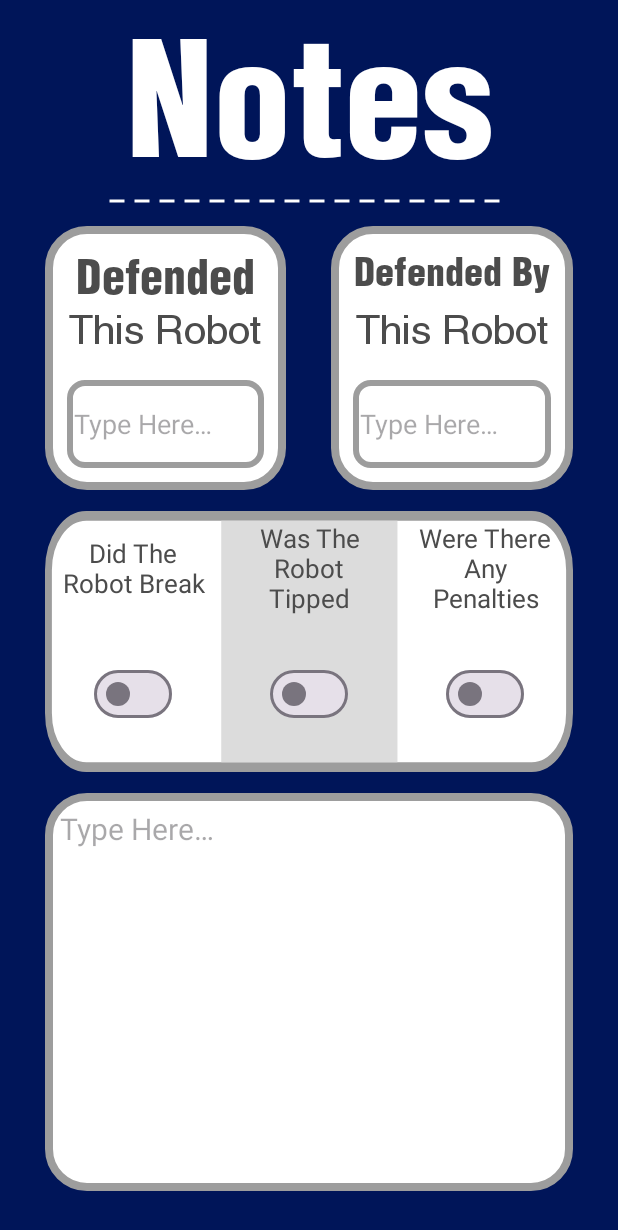
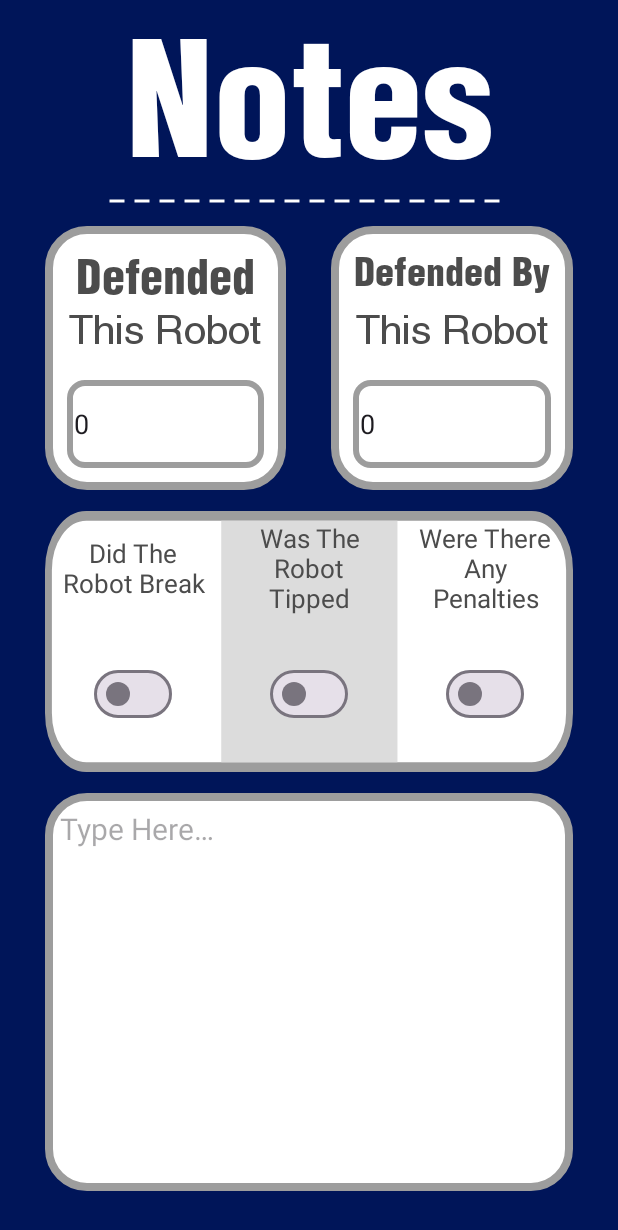
Before and after one commit to MintyLuve/Game-FRO-Scouting, an Android app: the fragment NotesFragment placed in its activity, on a phone screen of 412 x 824 dp. Shown: the top 1230 px of the screen. Run offline under Robolectric (Android 15) with nearby library versions, the phone set to English and light mode, and no system bars.

Commit message:
notes inputs save

```diff
--- a/app/src/main/java/com/fro/gamefroscouting/NotesFragment.java
+++ b/app/src/main/java/com/fro/gamefroscouting/NotesFragment.java
@@ -4,21 +4,104 @@ import android.os.Bundle;
 
 import androidx.fragment.app.Fragment;
 
+import android.text.Editable;
+import android.text.TextWatcher;
+import android.view.KeyEvent;
 import android.view.LayoutInflater;
 import android.view.View;
 import android.view.ViewGroup;
+import android.widget.AdapterView;
+import android.widget.ArrayAdapter;
+import android.widget.AutoCompleteTextView;
+import android.widget.CompoundButton;
+import android.widget.EditText;
+import android.widget.TextView;
+
+import com.google.android.material.materialswitch.MaterialSwitch;
 
 public class NotesFragment extends Fragment {
     //declaring
-    //variable type 1
-
+    //switches
+    MaterialSwitch robot_break;
+    MaterialSwitch robot_tip;
+    MaterialSwitch robot_penalties;
+    //Typable dropdown
+    AutoCompleteTextView defendsType;
+    AutoCompleteTextView defendedType;
+    //notes box
+    EditText typeBox;
 
     @Override
     public View onCreateView(LayoutInflater inflater, ViewGroup container, Bundle savedInstanceState) {
         View rootView = inflater.inflate(R.layout.fragment_notes, container, false);
         //instantiating
-        //variable type 1
+        //typable dropdown
+        defendsType = rootView.findViewById(R.id.defendsType);
+        defendedType = rootView.findViewById(R.id.defendedType);
+        //switches
+        robot_break = rootView.findViewById(R.id.breakSwitch);
+        robot_tip = rootView.findViewById(R.id.tipSwitch);
+        robot_penalties = rootView.findViewById(R.id.penaltiesSwitch);
+        // notes box
+        typeBox = rootView.findViewById(R.id.notesType);
 
+        String[] teamNums = getResources().getStringArray(R.array.team_numbers);
+        //adds typable dropdown to spinners
+        ArrayAdapter<String> defsAdapter = new ArrayAdapter<String>(getActivity(), android.R.layout.simple_dropdown_item_1line, teamNums);
+        defendsType.setThreshold(1);
+        defendsType.setAdapter(defsAdapter);
+        ArrayAdapter<String> defdAdapter = new ArrayAdapter<String>(getActivity(), android.R.layout.simple_dropdown_item_1line, teamNums);
+        defendedType.setThreshold(1);
+        defendedType.setAdapter(defdAdapter);
+
+        //Saving values when switching pages
+        //switches
+        robot_break.setChecked(Values.notes_robo_break);
+        robot_tip.setChecked(Values.notes_robo_tip);
+        robot_penalties.setChecked(Values.notes_penalty);
+        //dropdowns
+        defendsType.setText(String.valueOf(Values.notes_defends));
+        defendedType.setText(String.valueOf(Values.notes_defended));
+        //type box
+        typeBox.setText(Values.notes_type_box);
+
+        //spinner return values
+        defendsType.setOnItemClickListener(new AdapterView.OnItemClickListener() {
+            public void onItemClick(AdapterView<?> parent, View view, int position, long rowId) {
+                String returnValue = (String)parent.getItemAtPosition(position);
+                Values.notes_defends = Integer.parseInt(returnValue);
+            }
+        });
+        defendedType.setOnItemClickListener(new AdapterView.OnItemClickListener() {
+            public void onItemClick(AdapterView<?> parent, View view, int position, long rowId) {
+                String returnValue = (String)parent.getItemAtPosition(position);
+                Values.notes_defended = Integer.parseInt(returnValue);
+            }
+        });
+
+        //adding switch return values
+        // robot break
+        robot_break.setOnCheckedChangeListener(new CompoundButton.OnCheckedChangeListener() {@Override
+        public void onCheckedChanged(CompoundButton buttonView, boolean isChecked) {
+            Values.notes_robo_break = robot_break.isChecked();}
+        });
+        // robot tipped
+        robot_tip.setOnCheckedChangeListener(new CompoundButton.OnCheckedChangeListener() {@Override
+        public void onCheckedChanged(CompoundButton buttonView, boolean isChecked) {
+            Values.notes_robo_tip = robot_tip.isChecked();}
+        });
+        // penalties
+        robot_penalties.setOnCheckedChangeListener(new CompoundButton.OnCheckedChangeListener() {@Override
+        public void onCheckedChanged(CompoundButton buttonView, boolean isChecked) {
+            Values.notes_penalty = robot_penalties.isChecked();}
+        });
+
+        //adding type box return values
+        typeBox.addTextChangedListener(new TextWatcher() {
+            @Override public void beforeTextChanged(CharSequence s, int start, int count, int after) {}
+            @Override public void onTextChanged(CharSequence s, int start, int before, int count) {}
+            @Override public void afterTextChanged(Editable s) {Values.notes_type_box = typeBox.getText().toString();}
+        });
 
         // Inflate the layout for this fragment
         return rootView;
--- a/app/src/main/res/layout/fragment_notes.xml
+++ b/app/src/main/res/layout/fragment_notes.xml
@@ -54,7 +54,7 @@
                 android:text="@string/robot"
                 android:layout_weight="1"/>
             <AutoCompleteTextView
-                android:id="@+id/defendsSpinner"
+                android:id="@+id/defendsType"
                 android:layout_width="match_parent"
                 android:layout_height="20dp"
                 android:hint="@string/default_type"
@@ -85,7 +85,7 @@
                 android:text="@string/robot"
                 android:layout_weight="1"/>
             <AutoCompleteTextView
-                android:id="@+id/defendedSpinner"
+                android:id="@+id/defendedType"
                 android:layout_width="match_parent"
                 android:layout_height="20dp"
                 android:hint="@string/default_type"
```
